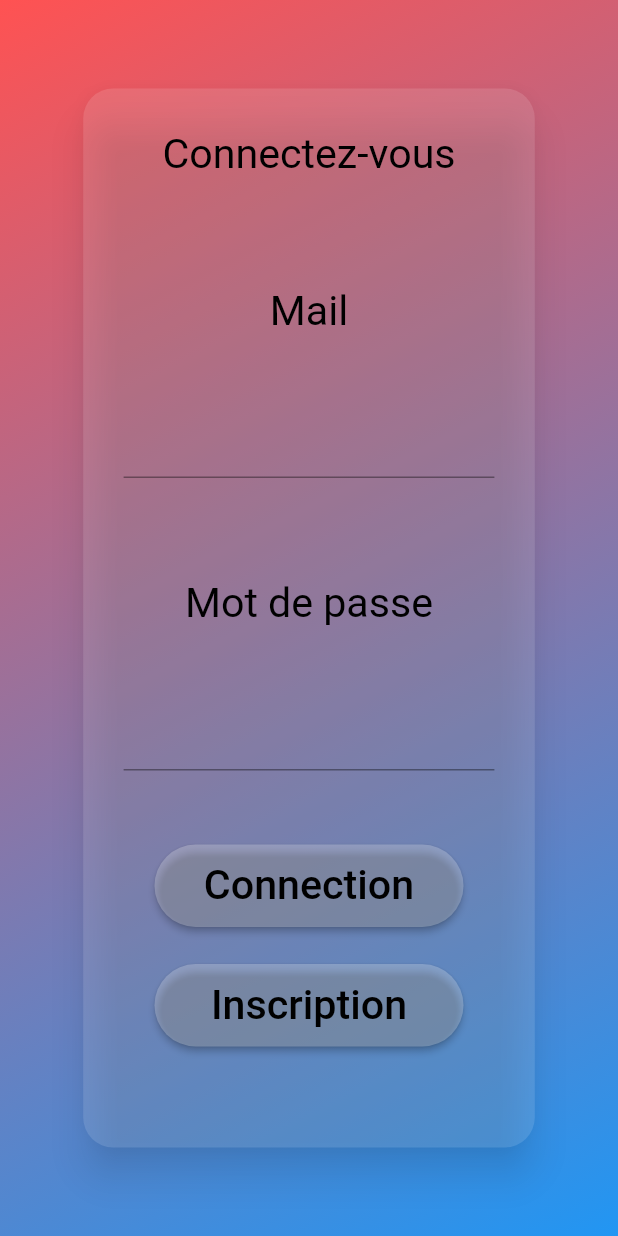
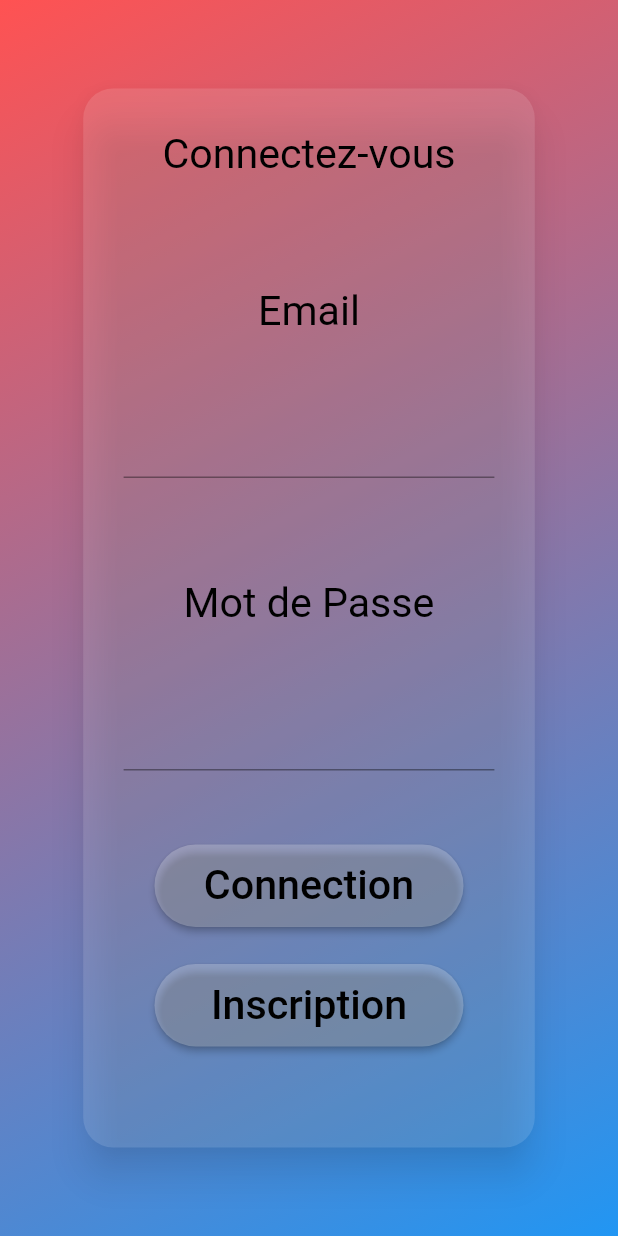
Before and after one commit to WKilliam/STG, a Flutter app: the screen it shows after launch, on a phone screen of 412 x 824 dp. Run offline on Flutter 3.47's test engine with Material 2 defaults, Android fonts, the phone set to English and light mode, and no system bars; our stand-ins replace cloud_firestore, firebase_auth, firebase_storage; accounts and stored records are empty; Roboto replaces fonts that are missing (Raleway).

Commit message:
changement et refactoring clean
création de constante pour les texts et explications

```diff
--- /dev/null
+++ b/lib/Body/AllTextOutput.dart
@@ -0,0 +1,22 @@
+import 'package:flutter/material.dart';
+class TextNeed{
+  static final String _txtFirstName = "Prenom";
+  static final String _txtName =  "Nom";
+  static final String _txtEmail = "Email";
+  static final String _password = "Mot de Passe";
+  static final String _cpassword = "Confirmer Votre Mot De Passe";
+  static final String _connectyou = "Connectez-vous";
+  static final String _connect = "Connection";
+  static final String _inscription = "Inscription";
+  static final String _adress = "Adresse";
+
+  String get WHRITEFRISTNAME => _txtFirstName;
+  String get WHRITEPASSWORD => _password;
+  String get WHRITEEMAIL => _txtEmail;
+  String get WHRITENAME => _txtName;
+  String get CONNECTYOU => _connectyou;
+  String get CONNECT => _connect;
+  String get INSCRIPTION => _inscription;
+  String get WHRITECONFIRMPASSWORD => _cpassword;
+  String get WHRITEADRESS => _adress;
+}
--- a/lib/Body/GeneralTheme.dart
+++ b/lib/Body/GeneralTheme.dart
@@ -1,13 +1,30 @@
-import 'package:STG/Bloc/BlocHome/OptionBloc.dart';
 import 'package:flutter/material.dart';
 import 'package:STG/Style/Style/StyleText.dart';
-import 'package:flutter/foundation.dart';
-import 'package:provider/provider.dart';
 
 
 
 
 class GeneralTheme {
+
+  static final MaterialColor _COLORSBLUE = Colors.blue;
+  MaterialColor get COLORSBLUE => _COLORSBLUE;
+
+  static final Color _COLORSRED = Colors.redAccent;
+  Color get COLORSRED => _COLORSRED;
+
+  static final bool _DEBUGSHOW =false;
+  bool get DEBUGSHOW => _DEBUGSHOW;
+
+  static bool _DRAWERSHOW =false;
+  bool get DRAWERSHOW => _DRAWERSHOW;
+
+  static final Alignment _ALIGNEMENTSTART = Alignment.bottomRight;
+  Alignment get ALIGNEMENTSTART => _ALIGNEMENTSTART;
+
+  static final Alignment _ALIGNEMENTEND = Alignment.topLeft;
+  Alignment get ALIGNEMENTEND => _ALIGNEMENTEND;
+
+
 
   String _titleApp = 'My App Stage';
 
@@ -33,39 +50,21 @@ class GeneralTheme {
 
 
   MaterialApp buildMaterialApp(
-      StatefulWidget statefulWidget,
-      bool debugShow){
+      StatefulWidget statefulWidget){
 
     return MaterialApp(
       title: _titleApp,
       theme: _styleTheme,
-      debugShowCheckedModeBanner: debugShow,
+      debugShowCheckedModeBanner: DEBUGSHOW,
       home:  statefulWidget
-    );
-  }
-  MaterialApp buildMaterialApp2(
-      StatelessWidget statefulWidget,
-      bool debugShow){
-
-    return MaterialApp(
-        title: _titleApp,
-        theme: _styleTheme,
-        debugShowCheckedModeBanner: debugShow,
-        home:  statefulWidget
     );
   }
 
 
-  Widget builderCommon(
+  Widget builderCREATOR(
       Widget bodyCreator,
       Widget drawerCreator,
-      bool appBarexist,
-      Alignment alignmentbegin,
-      Alignment alignmentend,
-      Color colorStart,
-      Color colorEnd) {
-
-
+      bool appBarexist) {
 
     return Scaffold(
       appBar: appBarexist==true ? _styleAppBar:null,
@@ -77,9 +76,9 @@ class GeneralTheme {
               child: Container(
                 decoration: BoxDecoration(
                   gradient: LinearGradient(
-                    begin: alignmentbegin,
-                    end: alignmentend,
-                    colors: [colorStart,colorEnd]
+                    begin: ALIGNEMENTSTART,
+                    end: ALIGNEMENTEND,
+                    colors: [COLORSBLUE,COLORSRED]
                   )
                 ),
               )
@@ -92,4 +91,5 @@ class GeneralTheme {
 
   }
 
+
 }
--- a/lib/Style/Front/FrontHome/FrontHomePage.dart
+++ b/lib/Style/Front/FrontHome/FrontHomePage.dart
@@ -1,23 +1,14 @@
 import 'package:STG/Bloc/BlocHome/OptionBloc.dart';
-import 'package:STG/Style/Style/StyleIcons.dart';
+import 'package:STG/Body/AllTextOutput.dart';
 import 'package:STG/Style/Style/StyleText.dart';
-import 'package:STG/main.dart';
 import 'package:flutter/material.dart';
 
 
 class FrontHomePage{
 
+  static final TextNeed _text = TextNeed();
 
-  Widget frHomePage(
-      State state,
-      BuildContext context,
-      OptionBloc optionBloc,
-      bool debugShow,
-      Text txtName,
-      Text txtFirstName,
-      Text txtEmail,
-      Text password) {
-
+  Widget frHomePage(State state,BuildContext context,OptionBloc optionBloc,bool debugShow) {
 
     StyleText styleText = StyleText();
 
@@ -66,7 +57,7 @@ class FrontHomePage{
                                       width: MediaQuery.of(context).size.width,
                                       height: MediaQuery.of(context).size.height/20,
                                       color: debugShow==true ? Colors.purple:null,
-                                      child: Center(child:Text('Connectez-vous',style: styleText.style(context),),)
+                                      child: Center(child:Text(_text.CONNECTYOU,style: styleText.style(context),),)
                                   ),
                                 )
                             ),
@@ -82,7 +73,7 @@ class FrontHomePage{
                                       width: MediaQuery.of(context).size.width,
                                       height: MediaQuery.of(context).size.height/20,
                                       color: debugShow==true ? Colors.purple:null,
-                                      child: Center(child:Text('Mail',style: styleText.style(context),),)
+                                      child: Center(child:Text(_text.WHRITEEMAIL,style: styleText.style(context),),)
                                   ),
                                 )
                             ),
@@ -118,7 +109,7 @@ class FrontHomePage{
                                       width: MediaQuery.of(context).size.width,
                                       height: MediaQuery.of(context).size.height/20,
                                       color: debugShow==true ? Colors.purple:null,
-                                      child: Center(child:Text('Mot de passe',style: styleText.style(context),),)
+                                      child: Center(child:Text(_text.WHRITEPASSWORD,style: styleText.style(context),),)
                                   ),
                                 )
                             ),
@@ -157,7 +148,7 @@ class FrontHomePage{
                                       child: RaisedButton(
                                         color: Colors.white24,
                                         shape: RoundedRectangleBorder(borderRadius: new BorderRadius.circular(30.0)),
-                                        child: Center(child:Text('Connection',style: styleText.style(context),),),
+                                        child: Center(child:Text(_text.CONNECT,style: styleText.style(context),),),
                                         onPressed: (){
                                           optionBloc.changer(enumC.connection);
                                           state.setState(() {});
@@ -181,7 +172,7 @@ class FrontHomePage{
                                       child: RaisedButton(
                                         color: Colors.white24,
                                         shape: RoundedRectangleBorder(borderRadius: new BorderRadius.circular(30.0)),
-                                        child: Center(child:Text('Inscription',style: styleText.style(context),),),
+                                        child: Center(child:Text(_text.INSCRIPTION,style: styleText.style(context),),),
                                         onPressed: (){
                                           optionBloc.changer(enumC.inscription);
                                           state.setState(() {});
@@ -199,10 +190,8 @@ class FrontHomePage{
             )
         )
     );
+
   }
-
-
-
 
   Widget frHomePagedrawer(){
     StyleText styleText = StyleText();
@@ -238,4 +227,6 @@ class FrontHomePage{
       ),
     );
   }
+
+
 }
--- a/lib/Style/Front/FrontHome/FrontInscriptionPage.dart
+++ b/lib/Style/Front/FrontHome/FrontInscriptionPage.dart
@@ -1,18 +1,16 @@
+import 'package:STG/Bloc/BlocHome/OptionBloc.dart';
+import 'package:STG/Body/AllTextOutput.dart';
 import 'package:STG/Style/Style/StyleIcons.dart';
 import 'package:STG/Style/Style/StyleText.dart';
 import 'package:flutter/material.dart';
 
 class FrontInscriptionPage{
 
+  static final TextNeed _text = TextNeed();
 
-  Widget frInscriptionPage(
-      BuildContext context,
-      Text txtName,
-      Text txtFirstName,
-      Text txtEmail,
-      Text password,
-      Text confPassword,
-      Text adress){
+  Widget frInscriptionPage(State state,BuildContext context,OptionBloc optionBloc,bool debugShow){
+
+
     StyleText styleText = StyleText();
     StyleIcons styleIcons = StyleIcons();
 
@@ -36,7 +34,7 @@ class FrontInscriptionPage{
                         style: styleText.style1(context),
                         textAlign: TextAlign.center,
                         decoration: InputDecoration(
-                            hintText: txtName.data,
+                            hintText: _text.WHRITENAME,
                             hintStyle: styleText.style(context),
                             icon: styleIcons.iconAccount(context)
                         ),
@@ -54,7 +52,7 @@ class FrontInscriptionPage{
                         style: styleText.style1(context),
                         textAlign: TextAlign.center,
                         decoration: InputDecoration(
-                            hintText: txtFirstName.data,
+                            hintText: _text.WHRITEFRISTNAME,
                             hintStyle: styleText.style(context),
                             icon: styleIcons.iconAccount(context)
                         ),
@@ -72,7 +70,7 @@ class FrontInscriptionPage{
                         style: styleText.style1(context),
                         textAlign: TextAlign.center,
                         decoration: InputDecoration(
-                            hintText: txtEmail.data,
+                            hintText: _text.WHRITEEMAIL,
                             hintStyle: styleText.style(context),
                             icon: styleIcons.iconMail(context)
                         ),
@@ -90,7 +88,7 @@ class FrontInscriptionPage{
                         style: styleText.style1(context),
                         textAlign: TextAlign.center,
                         decoration: InputDecoration(
-                            hintText: password.data,
+                            hintText: _text.WHRITEPASSWORD,
                             hintStyle: styleText.style(context),
                             icon: styleIcons.iconLock(context)
                         ),
@@ -108,7 +106,7 @@ class FrontInscriptionPage{
                         style: styleText.style1(context),
                         textAlign: TextAlign.center,
                         decoration: InputDecoration(
-                            hintText: confPassword.data,
+                            hintText: _text.WHRITECONFIRMPASSWORD,
                             hintStyle: styleText.style(context),
                             icon: styleIcons.iconLock(context)
                         ),
@@ -126,7 +124,7 @@ class FrontInscriptionPage{
                         style: styleText.style1(context),
                         textAlign: TextAlign.center,
                         decoration: InputDecoration(
-                            hintText: adress.data,
+                            hintText: _text.WHRITEADRESS,
                             hintStyle: styleText.style(context),
                             icon: styleIcons.iconLocation(context)
                         ),
--- a/lib/TestRoot.dart
+++ b/lib/TestRoot.dart
@@ -18,7 +18,7 @@ class Application extends StatelessWidget {
   Widget build(BuildContext context) {
     //FR : transfére de primeryBody au autre couche d'affichage, buildMaterialApp permet d'affiché un MaterialApp prédéfini prennent en compte une primaryBody pour les autres couches
     //EN : transfer from primeryBody to the other display layer, buildMaterialApp allows to display a predefined MaterialApp take into account a primaryBody for the other layers
-    return primeryBody.buildMaterialApp(MyHomePage(this.primeryBody,this.debugShow), debugShow);
+    //return primeryBody.buildMaterialApp(MyHomePage(this.primeryBody,this.debugShow), debugShow);
 
   }
 }
@@ -50,22 +50,7 @@ class _Home extends State<MyHomePage>{
     Widget build(BuildContext context) {
       print('debug Show is :  $debugShow');
       print('debug Show is :  ${optionBloc.what}');
-      return primeryBody.builderCommon(
-          _frontHomePage.frHomePage(this,
-              context,
-              optionBloc,
-              debugShow,
-              txtName,
-              txtFirstName,
-              txtEmail,
-              password),
-          _frontHomePage.frHomePagedrawer()
-          ,
-          false,
-          Alignment.bottomRight,
-          Alignment.topLeft,
-          Colors.blue,
-          Colors.redAccent);
+
     }
   }
 
--- a/lib/main.dart
+++ b/lib/main.dart
@@ -1,4 +1,6 @@
+import 'package:STG/Style/Front/FrontHome/FrontInscriptionPage.dart';
 import 'package:flutter/material.dart';
+
 
 import 'Bloc/BlocHome/OptionBloc.dart';
 import 'Body/GeneralTheme.dart';
@@ -9,74 +11,54 @@ void main()=> runApp(MyApp());
 
 class MyApp extends StatelessWidget {
   GeneralTheme primeryBody = GeneralTheme();
-  bool debugShow = false;
   @override
   Widget build(BuildContext context) {
-    return  primeryBody.buildMaterialApp(MyHomePage(this.primeryBody,this.debugShow), debugShow);
+    return  primeryBody.buildMaterialApp(MyHomePage(this.primeryBody));
   }
 }
 
 class MyHomePage extends StatefulWidget {
   GeneralTheme primeryBody;
-  bool debugShow;
-  MyHomePage(this.primeryBody, this.debugShow);
+  MyHomePage(this.primeryBody);
   @override
-  _MyHomePageState createState() => _MyHomePageState(this.primeryBody,this.debugShow);
+  _MyHomePageState createState() => _MyHomePageState(this.primeryBody);
 }
 
 class _MyHomePageState extends State<MyHomePage> {
   GeneralTheme primeryBody;
-  bool debugShow;
-  _MyHomePageState(this.primeryBody,this.debugShow);
+
+  _MyHomePageState(this.primeryBody);
+
   OptionBloc optionBloc = OptionBloc();
+
   FrontHomePage _frontHomePage = FrontHomePage();
-  Text txtName = Text("Nom");
-  Text txtFirstName = Text("Prenom");
-  Text txtEmail = Text("Email");
-  Text password = Text("Mot de Passe");
+
+  FrontInscriptionPage _frontInscriptionPage = FrontInscriptionPage();
+
+
   @override
   Widget build(BuildContext context) {
-    print('debug Show is :  ${optionBloc.what}');
+
+    print('Information : '
+        '\ndebugShow is :  ${primeryBody.DEBUGSHOW}'
+        '\nOptionBlock is : ${optionBloc.what}');
 
     switch(optionBloc.what){
       case enumC.accuil:
-        return primeryBody.builderCommon(
-            _frontHomePage.frHomePage(this,
-                context,
-                optionBloc,
-                debugShow,
-                txtName,
-                txtFirstName,
-                txtEmail,
-                password),
-            _frontHomePage.frHomePagedrawer()
-            ,
-            false,
-            Alignment.bottomRight,
-            Alignment.topLeft,
-            Colors.blue,
-            Colors.redAccent);
+        return primeryBody.
+        builderCREATOR(
+            _frontHomePage.frHomePage(this,context,optionBloc,primeryBody.DEBUGSHOW),
+            _frontHomePage.frHomePagedrawer(),primeryBody.DRAWERSHOW,
+        );// builderCREATOR
         break;
       case enumC.inscription:
-        return primeryBody.builderCommon(
-            _frontHomePage.frHomePage(this,
-                context,
-                optionBloc,
-                debugShow,
-                txtName,
-                txtFirstName,
-                txtEmail,
-                password),
-            _frontHomePage.frHomePagedrawer()
-            ,
-            false,
-            Alignment.bottomRight,
-            Alignment.topLeft,
-            Colors.yellow,
-            Colors.green);
+        return primeryBody.
+        builderCREATOR(
+          _frontInscriptionPage.frInscriptionPage(this,context,optionBloc,primeryBody.DEBUGSHOW),
+          _frontInscriptionPage.frInscriptionPagedrawer(),primeryBody.DRAWERSHOW,
+        );// builderCREATOR
         break;
       case enumC.connection:
-
         break;
     }
 
```
